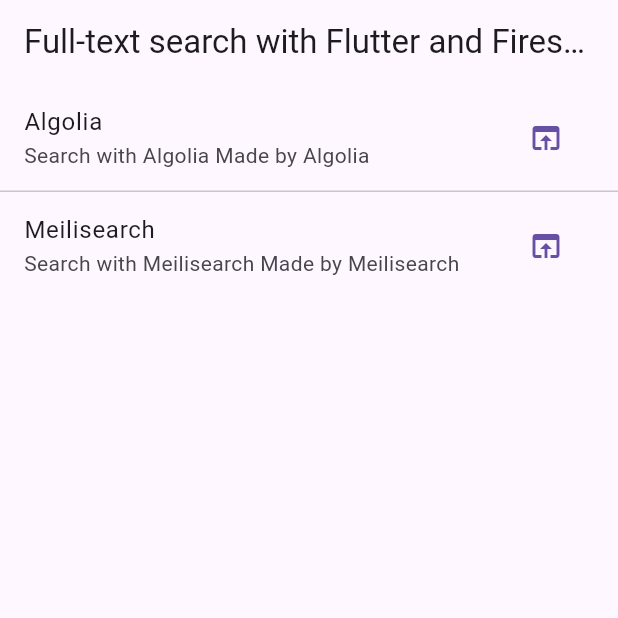
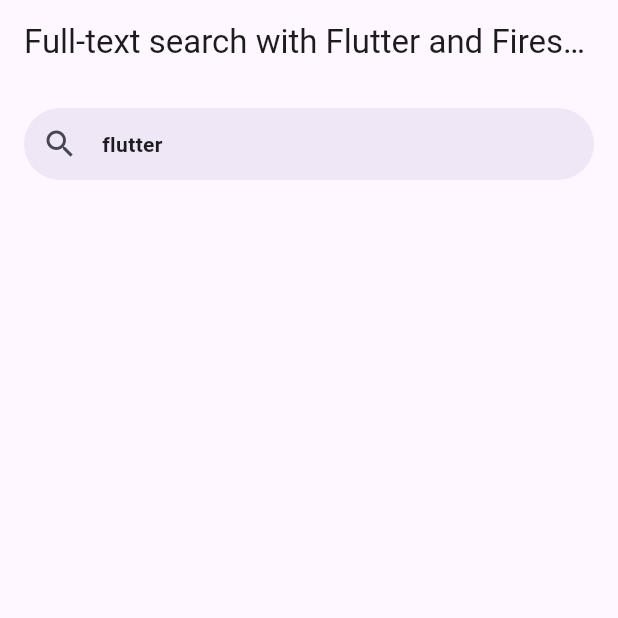
Before and after one commit to htsuruo/flutter_fulltext_search, a Flutter app: the screen it shows after launch, on a phone screen of 412 x 824 dp, the top half of it. Run offline on Flutter 3.47's test engine with Material 2 defaults, Android fonts, the phone set to English and light mode, and no system bars; our stand-ins replace flutter_riverpod; missing offline and left inert: simple_logger.

Commit message:
wip: Algolia

```diff
--- a/lib/algolia_page.dart
+++ /dev/null
@@ -1,15 +0,0 @@
-import 'package:flutter/material.dart';
-import 'package:flutter_riverpod/flutter_riverpod.dart';
-
-class AlgoliaPage extends ConsumerWidget {
-  const AlgoliaPage({super.key});
-
-  @override
-  Widget build(BuildContext context, WidgetRef ref) {
-    return Scaffold(
-      appBar: AppBar(
-        title: const Text('Algolia'),
-      ),
-    );
-  }
-}
--- /dev/null
+++ b/lib/logger.dart
@@ -0,0 +1,3 @@
+import 'package:simple_logger/simple_logger.dart';
+
+final logger = SimpleLogger();
--- a/lib/main.dart
+++ b/lib/main.dart
@@ -1,8 +1,6 @@
 import 'package:flutter/material.dart';
-import 'package:flutter_fulltext_search/algolia_page.dart';
-import 'package:flutter_fulltext_search/meilisearch_page.dart';
+import 'package:flutter_fulltext_search/search_page.dart';
 import 'package:flutter_riverpod/flutter_riverpod.dart';
-import 'package:url_launcher/url_launcher.dart';
 
 void main() {
   runApp(
@@ -26,74 +24,74 @@ class MyApp extends StatelessWidget {
         primarySwatch: Colors.green,
         dividerTheme: const DividerThemeData(space: 0),
       ),
-      home: const _HomePage(),
+      home: const SearchPage(title: _title),
     );
   }
 }
 
-class _HomePage extends StatelessWidget {
-  const _HomePage();
+// class _HomePage extends StatelessWidget {
+//   const _HomePage();
 
-  @override
-  Widget build(BuildContext context) {
-    return Scaffold(
-      appBar: AppBar(
-        title: const Text(_title),
-      ),
-      body: ListView(
-        children: [
-          ListTile(
-            title: const Text('Algolia'),
-            subtitle: const Text('Search with Algolia Made by Algolia'),
-            trailing: const _LaunchIconButton(
-              url:
-                  'https://extensions.dev/extensions/algolia/firestore-algolia-search',
-            ),
-            onTap: () {
-              Navigator.of(context).push<void>(
-                MaterialPageRoute(builder: (context) => const AlgoliaPage()),
-              );
-            },
-          ),
-          const Divider(),
-          ListTile(
-            title: const Text('Meilisearch'),
-            subtitle: const Text('Search with Meilisearch Made by Meilisearch'),
-            trailing: const _LaunchIconButton(
-              url:
-                  'https://extensions.dev/extensions/meilisearch/firestore-meilisearch',
-            ),
-            onTap: () {
-              Navigator.of(context).push<void>(
-                MaterialPageRoute(
-                  builder: (context) => const MeilisearchPage(),
-                ),
-              );
-            },
-          )
-        ],
-      ),
-    );
-  }
-}
+//   @override
+//   Widget build(BuildContext context) {
+//     return Scaffold(
+//       appBar: AppBar(
+//         title: const Text(_title),
+//       ),
+//       body: ListView(
+//         children: [
+//           ListTile(
+//             title: const Text('Algolia'),
+//             subtitle: const Text('Search with Algolia Made by Algolia'),
+//             trailing: const _LaunchIconButton(
+//               url:
+//                   'https://extensions.dev/extensions/algolia/firestore-algolia-search',
+//             ),
+//             onTap: () {
+//               Navigator.of(context).push<void>(
+//                 MaterialPageRoute(builder: (context) => const AlgoliaPage()),
+//               );
+//             },
+//           ),
+//           const Divider(),
+//           ListTile(
+//             title: const Text('Meilisearch'),
+//             subtitle: const Text('Search with Meilisearch Made by Meilisearch'),
+//             trailing: const _LaunchIconButton(
+//               url:
+//                   'https://extensions.dev/extensions/meilisearch/firestore-meilisearch',
+//             ),
+//             onTap: () {
+//               Navigator.of(context).push<void>(
+//                 MaterialPageRoute(
+//                   builder: (context) => const MeilisearchPage(),
+//                 ),
+//               );
+//             },
+//           )
+//         ],
+//       ),
+//     );
+//   }
+// }
 
-class _LaunchIconButton extends StatelessWidget {
-  const _LaunchIconButton({required this.url});
+// class _LaunchIconButton extends StatelessWidget {
+//   const _LaunchIconButton({required this.url});
 
-  final String url;
+//   final String url;
 
-  @override
-  Widget build(BuildContext context) {
-    final theme = Theme.of(context);
-    final colorScheme = theme.colorScheme;
-    return IconButton(
-      icon: Icon(
-        Icons.open_in_browser_outlined,
-        color: colorScheme.primary,
-      ),
-      onPressed: () => launchUrl(
-        Uri.parse(url),
-      ),
-    );
-  }
-}
+//   @override
+//   Widget build(BuildContext context) {
+//     final theme = Theme.of(context);
+//     final colorScheme = theme.colorScheme;
+//     return IconButton(
+//       icon: Icon(
+//         Icons.open_in_browser_outlined,
+//         color: colorScheme.primary,
+//       ),
+//       onPressed: () => launchUrl(
+//         Uri.parse(url),
+//       ),
+//     );
+//   }
+// }
--- /dev/null
+++ b/lib/search_bar.dart
@@ -0,0 +1,51 @@
+import 'package:flutter/material.dart';
+import 'package:flutter_riverpod/flutter_riverpod.dart';
+
+import 'search_bar_provider.dart';
+
+class SearchBar extends ConsumerWidget {
+  const SearchBar({super.key});
+
+  @override
+  Widget build(BuildContext context, WidgetRef ref) {
+    final theme = Theme.of(context);
+    final colorScheme = theme.colorScheme;
+    final controller = ref.watch(searchBarProvider.notifier);
+    return Form(
+      key: controller.formGlobalKey,
+      child: TextFormField(
+        controller: controller.searchTextController,
+        autocorrect: false,
+        onFieldSubmitted: (_) {
+          controller.search();
+        },
+        // `formGlobalKey`のvalidatorを機能させるための指定。
+        // 後述の`errorStyle`のコメント参照。
+        validator: (value) => value == null || value.isEmpty ? '' : null,
+        style: theme.textTheme.bodyMedium!.copyWith(
+          fontWeight: FontWeight.bold,
+        ),
+        decoration: InputDecoration(
+          contentPadding: const EdgeInsets.symmetric(
+            horizontal: 16,
+          ),
+          hintText: 'Please input some search keyword',
+          hintStyle: theme.textTheme.bodyMedium!.copyWith(
+            color: Colors.grey,
+          ),
+          // validatorは機能させたいが、エラーメッセージとしては不要なので隠す処理
+          // 現状validatorはエラーメッセージと密に結合されていて引き剥がせないための措置。
+          // ref. https://stackoverflow.com/a/60024914
+          errorStyle: const TextStyle(fontSize: 0),
+          filled: true,
+          fillColor: colorScheme.primary.withOpacity(.1),
+          prefixIcon: const Icon(Icons.search),
+          border: OutlineInputBorder(
+            borderSide: BorderSide.none,
+            borderRadius: BorderRadius.circular(40),
+          ),
+        ),
+      ),
+    );
+  }
+}
--- /dev/null
+++ b/lib/search_page.dart
@@ -0,0 +1,26 @@
+import 'package:flutter/material.dart';
+import 'package:flutter_fulltext_search/search_bar.dart';
+import 'package:flutter_riverpod/flutter_riverpod.dart';
+
+class SearchPage extends ConsumerWidget {
+  const SearchPage({super.key, required this.title});
+
+  final String title;
+
+  @override
+  Widget build(BuildContext context, WidgetRef ref) {
+    return Scaffold(
+      appBar: AppBar(
+        title: Text(title),
+      ),
+      body: Column(
+        children: const [
+          Padding(
+            padding: EdgeInsets.all(16),
+            child: SearchBar(),
+          )
+        ],
+      ),
+    );
+  }
+}
```
Also changed, not shown: lib/meilisearch_page.dart (deleted, +0 -15 lines), lib/search_bar_provider.dart (added, +28 -0 lines), lib/search_provider.dart (added).
